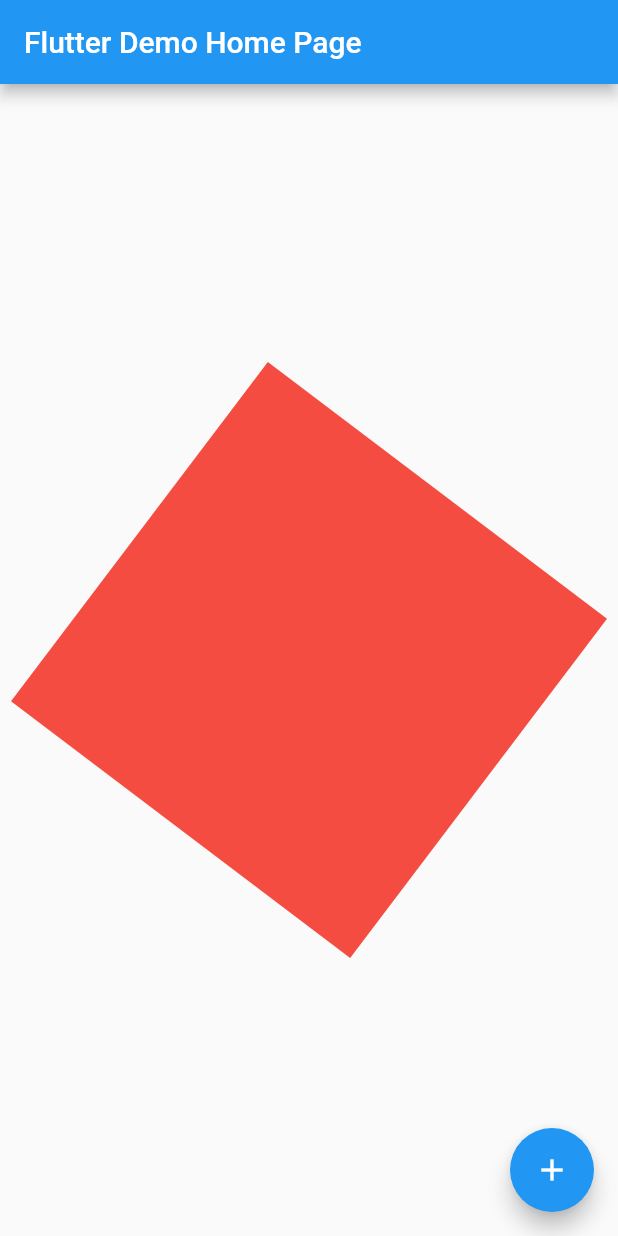
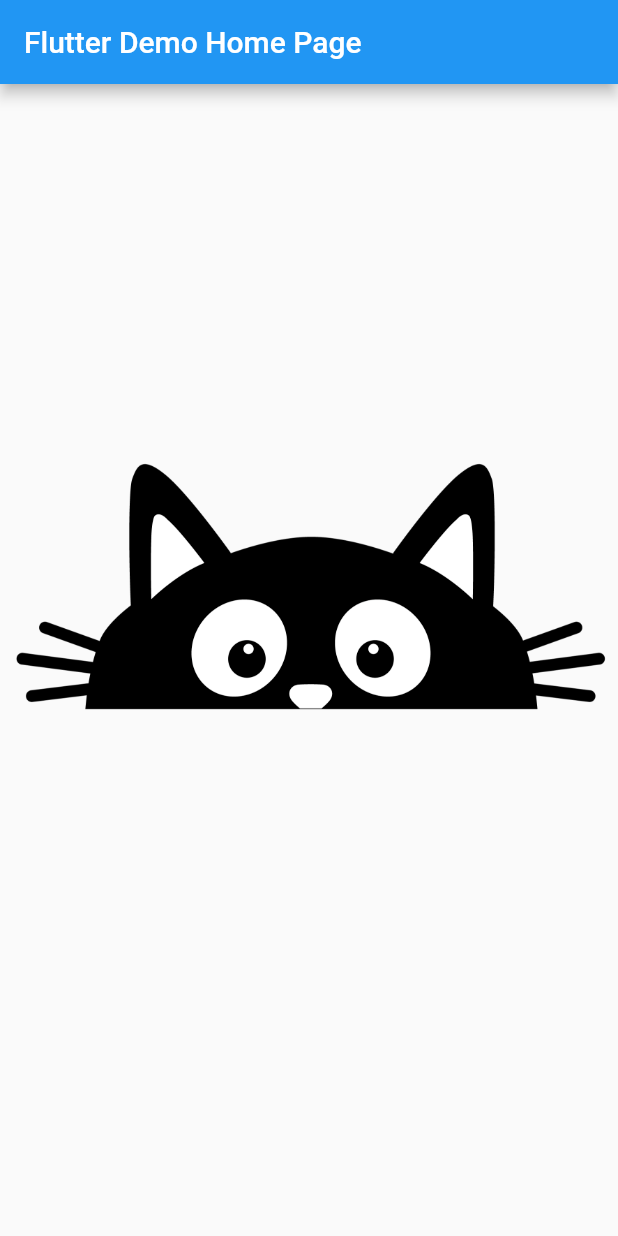
Before and after one commit to divyapanthi/flutterAnimations, a Flutter app: the screen it shows after launch, on a phone screen of 412 x 824 dp. Run offline on Flutter 3.47's test engine with Material 2 defaults, Android fonts, the phone set to English and light mode, and no system bars.

Commit message:
added cat image asset and simple animation on it

```diff
--- a/lib/main.dart
+++ b/lib/main.dart
@@ -1,4 +1,5 @@
 import 'package:flutter/material.dart';
+import 'package:simple_animation/src/widgets/cat.dart';
 
 void main() {
   runApp(MyApp());
@@ -27,25 +28,26 @@ class MyHomePage extends StatefulWidget {
   _MyHomePageState createState() => _MyHomePageState();
 }
 
-class _MyHomePageState extends State<MyHomePage> with SingleTickerProviderStateMixin{
-  Future<void> _incrementCounter() async {}
+class _MyHomePageState extends State<MyHomePage> with SingleTickerProviderStateMixin {
 
-  Animation<double>? animation;
-  AnimationController? controller;
-  @override
-  void initState() {
-    super.initState();
-    controller = AnimationController(
-        duration: Duration(seconds: 1),
-        vsync: this
+
+  late AnimationController catController =
+  AnimationController(duration: Duration(seconds: 1), vsync: this)
+      ..repeat();
+
+  late Animation<double> catAnimation =
+    Tween<double> (begin: 0, end: 100).animate(
+    CurvedAnimation(
+      curve: Curves.easeInOut,
+      parent: catController)
     );
-    animation = CurvedAnimation(
-        curve: Curves.easeInOut,
-        parent: controller!
-    );
-    controller!.repeat();
-  }
 
+
+  // @override
+  // void initState(){
+  //   super.initState();
+  //   catController!.forward();
+  // }
 
   @override
   Widget build(BuildContext context) {
@@ -57,24 +59,24 @@ class _MyHomePageState extends State<MyHomePage> with SingleTickerProviderStateM
         child: Column(
           mainAxisAlignment: MainAxisAlignment.center,
           children: <Widget>[
-            FadeTransition(
-              opacity: Tween<double>(begin: .4, end: 1).animate(animation!),
-              child: RotationTransition(
-                turns: Tween<double>(begin:1, end: 44/7).animate(animation!),
-                child: ScaleTransition(
-                alignment: Alignment.center,
-                child: Container(width: 100,height: 100,color:Colors.red),
-                scale: Tween<double>(begin: 1,end: 3).animate(animation!),
-              ),),
-            ),
+            buildCatAnimation(),
           ],
         ),
       ),
-      floatingActionButton: FloatingActionButton(
-        onPressed: _incrementCounter,
-        tooltip: 'Increment',
-        child: Icon(Icons.add),
-      ),
     );
   }
+
+  Widget buildCatAnimation(){
+    return AnimatedBuilder(
+        animation: catAnimation,
+        builder: (BuildContext context, Widget? child){
+          return Container(
+            margin: EdgeInsets.only(bottom: catAnimation.value),
+              child: Cat(),
+          );
+        },
+      child: Cat(),
+    );
+  }
+
 }
--- /dev/null
+++ b/lib/src/widgets/cat.dart
@@ -0,0 +1,10 @@
+import 'package:flutter/material.dart';
+
+class Cat extends StatelessWidget {
+  const Cat({Key? key}) : super(key: key);
+
+  @override
+  Widget build(BuildContext context) {
+    return Image.asset("assets/images/cat.png");
+  }
+}
--- a/pubspec.yaml
+++ b/pubspec.yaml
@@ -45,9 +45,8 @@ flutter:
   uses-material-design: true
 
   # To add assets to your application, add an assets section, like this:
-  # assets:
-  #   - images/a_dot_burr.jpeg
-  #   - images/a_dot_ham.jpeg
+  assets:
+     - assets/images/
 
   # An image asset can refer to one or more resolution-specific "variants", see
   # https://flutter.dev/assets-and-images/#resolution-aware.
```
Also changed, not shown: assets/images/cat.png (added).
